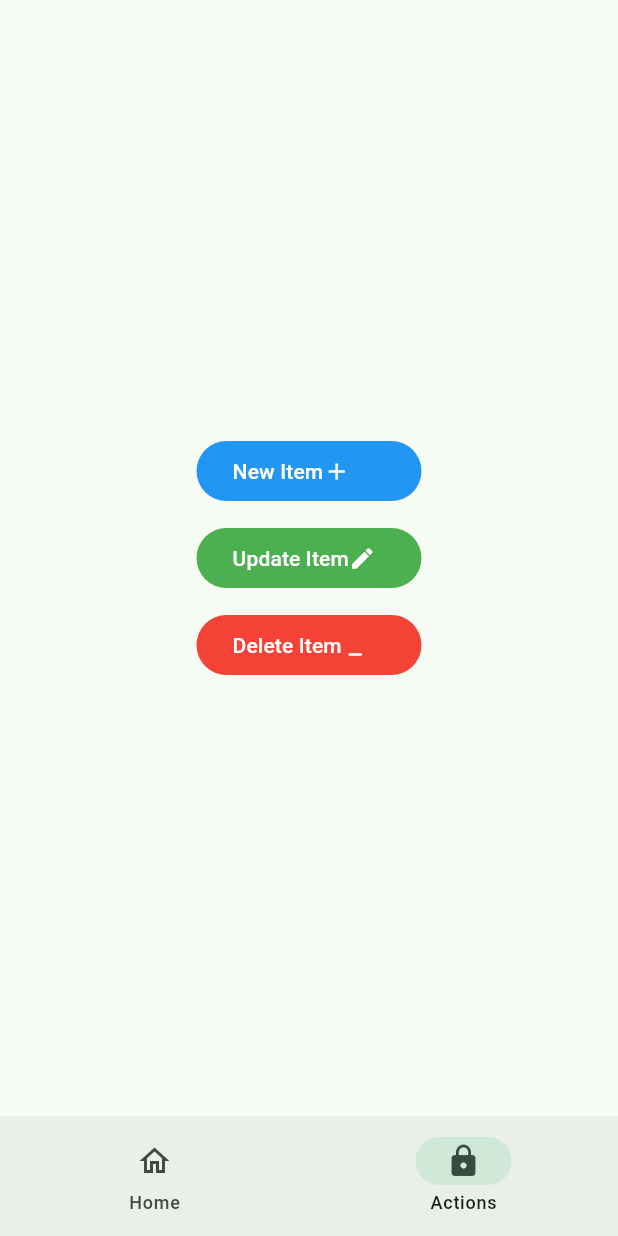
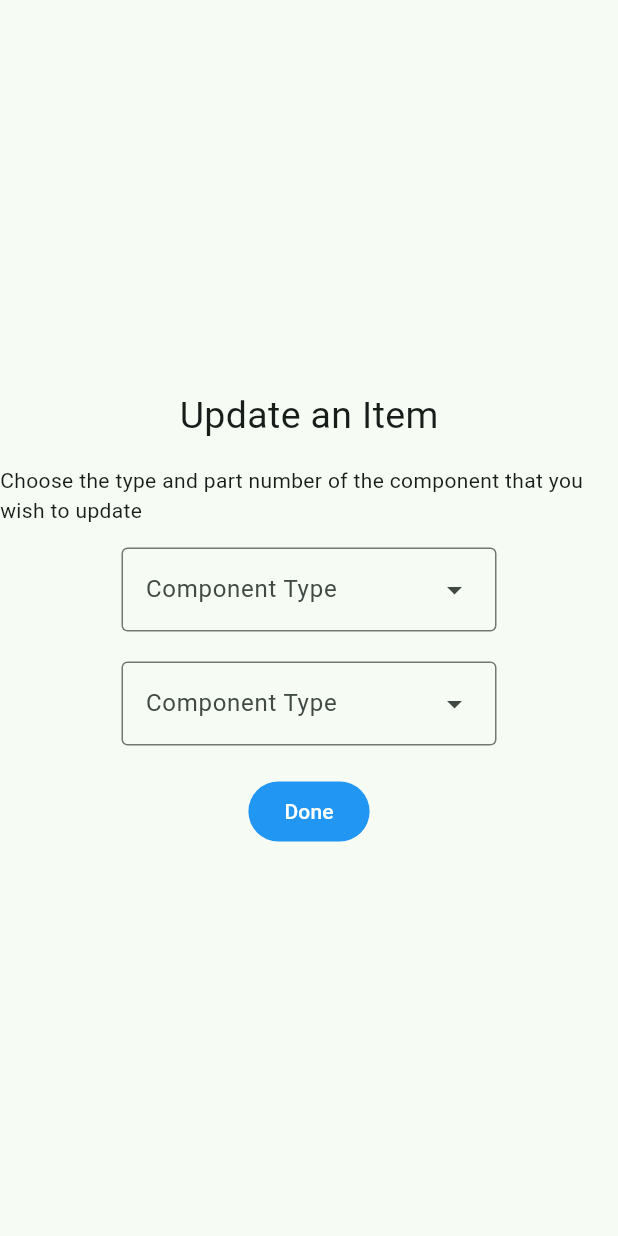
Before and after one commit to ieeeconcordia/quick_inv, a Flutter app: the screen it shows after launch, item 2 of the bottom bar chosen, after a tap on "Update Item", on a phone screen of 412 x 824 dp. Run offline on Flutter 3.47's test engine with Material 3 defaults, Android fonts, the phone set to English and light mode, and no system bars; our stand-ins replace dotted_border, image_picker.

Commit message:
finshed most of the layout

```diff
--- /dev/null
+++ b/lib/edit_items/FirstUpdatePage.dart
@@ -0,0 +1,82 @@
+import 'package:flutter/material.dart';
+
+class FirstUpdatePage extends StatefulWidget {
+  const FirstUpdatePage({super.key});
+
+  @override
+  State<FirstUpdatePage> createState() => _FirstUpdatePageState();
+}
+
+class _FirstUpdatePageState extends State<FirstUpdatePage> {
+  final TextEditingController typeController = TextEditingController();
+  String? selectedType;
+
+  final TextEditingController partController = TextEditingController();
+  String? selectedPart;
+
+  List<String> entries = ["Resistor", "Capacitor", "Diode", "Other"];
+  List<String> cmpNums = [];
+
+  @override
+  Widget build(BuildContext context) {
+    return Scaffold(
+        body: Center(
+          child: Column(mainAxisAlignment: MainAxisAlignment.center, children: [
+            const Text(
+              "Update an Item",
+              style: TextStyle(fontSize: 25),
+            ),
+            const SizedBox(height: 15),
+            const Text(
+                "Choose the type and part number of the component that you wish to update"),
+            const SizedBox(height: 15),
+            DropdownMenu<String>(
+              initialSelection: "",
+              controller: typeController,
+              requestFocusOnTap: true,
+              label: const Text("Component Type"),
+              width: 250,
+              onSelected: (String? type) {
+                setState(() {
+                  selectedType = type;
+                });
+              },
+              dropdownMenuEntries:
+              entries.map<DropdownMenuEntry<String>>((String entry) {
+                return DropdownMenuEntry<String>(
+                  value: entry,
+                  label: entry,
+                );
+              }).toList(),
+            ),
+            const SizedBox(height: 20),
+            DropdownMenu<String>(
+              initialSelection: "",
+              controller: partController,
+              requestFocusOnTap: true,
+              label: const Text("Component Type"),
+              width: 250,
+              onSelected: (String? part) {
+                setState(() {
+                  selectedPart = part;
+                });
+              },
+              dropdownMenuEntries:
+              cmpNums.map<DropdownMenuEntry<String>>((String entry) {
+                return DropdownMenuEntry<String>(
+                  value: entry,
+                  label: entry,
+                );
+              }).toList(),
+            ),
+            const SizedBox(height: 20),
+            FilledButton(
+              onPressed: () => print(""),
+              style: const ButtonStyle(
+                  backgroundColor: MaterialStatePropertyAll<Color>(Colors.blue)),
+              child: const Text("Done"),
+            )
+          ]),
+        ));
+  }
+}
--- a/lib/main.dart
+++ b/lib/main.dart
@@ -1,5 +1,7 @@
 import 'package:flutter/material.dart';
-import 'package:quick_inv/add_items/main.dart';
+import 'package:quick_inv/add_items/FirstAddPage.dart';
+
+import 'edit_items/FirstUpdatePage.dart';
 
 void main() {
   runApp(const MyApp());
@@ -139,8 +141,10 @@ class ActionsPage extends StatelessWidget {
               width: 150,
               child: FilledButton(
                 onPressed: () => {
-                  Navigator.push(context,
-                      MaterialPageRoute(builder: (context) => const FirstAddPage()))
+                  Navigator.push(
+                      context,
+                      MaterialPageRoute(
+                          builder: (context) => const FirstAddPage()))
                 },
                 style: const ButtonStyle(
                     backgroundColor:
@@ -154,7 +158,12 @@ class ActionsPage extends StatelessWidget {
             SizedBox(
               width: 150,
               child: FilledButton(
-                onPressed: () => {print("")},
+                onPressed: () => {
+                  Navigator.push(
+                      context,
+                      MaterialPageRoute(
+                          builder: (context) => const FirstUpdatePage()))
+                },
                 style: const ButtonStyle(
                     backgroundColor:
                         MaterialStatePropertyAll<Color>(Colors.green)),
--- a/pubspec.yaml
+++ b/pubspec.yaml
@@ -36,6 +36,8 @@ dependencies:
   # Use with the CupertinoIcons class for iOS style icons.
   cupertino_icons: ^1.0.6
   dropdown_search: ^5.0.6
+  image_picker: ^1.0.7
+  dotted_border: ^2.1.0
 
 dev_dependencies:
   flutter_test:
```
Also changed, not shown: lib/DeleteItemScreen.dart (added, +115 -0 lines), lib/SuccessPage.dart (added, +35 -0 lines), lib/add_items/FirstAddPage.dart (added, +58 -0 lines), lib/add_items/SecondAddPage.dart (added, +27 -0 lines), lib/add_items/ThirdAddPage.dart (added, +69 -0 lines), lib/add_items/main.dart (deleted, +0 -55 lines), lib/edit_items/SecondUpdatePage.dart (added, +27 -0 lines), pubspec.lock.
